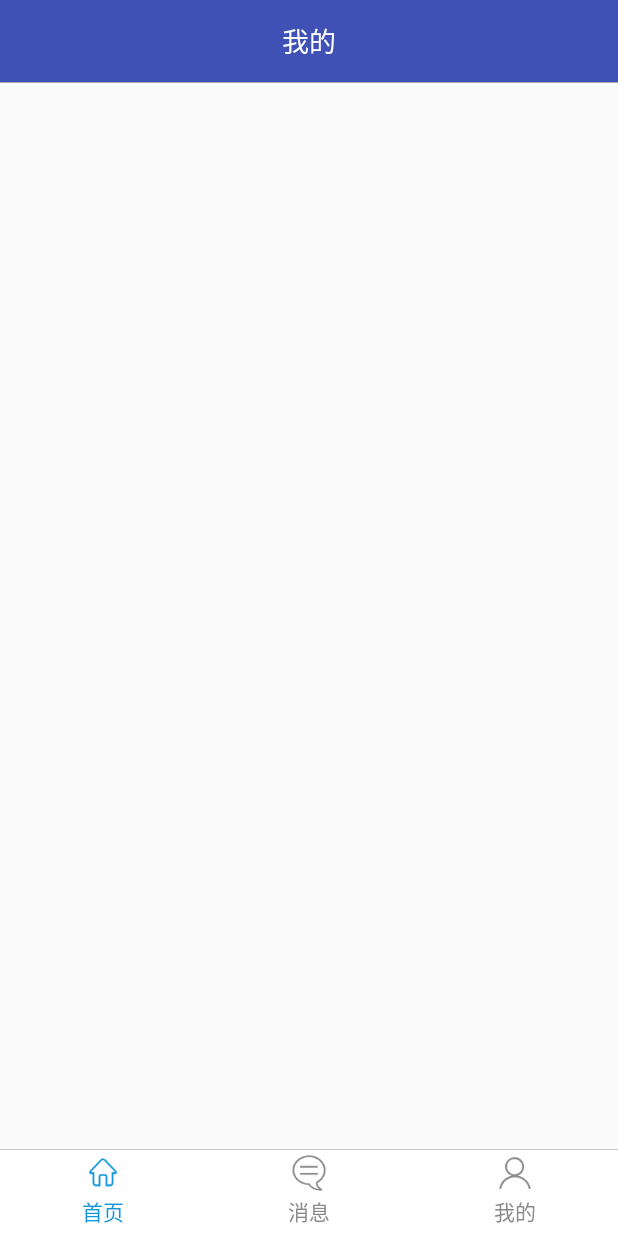
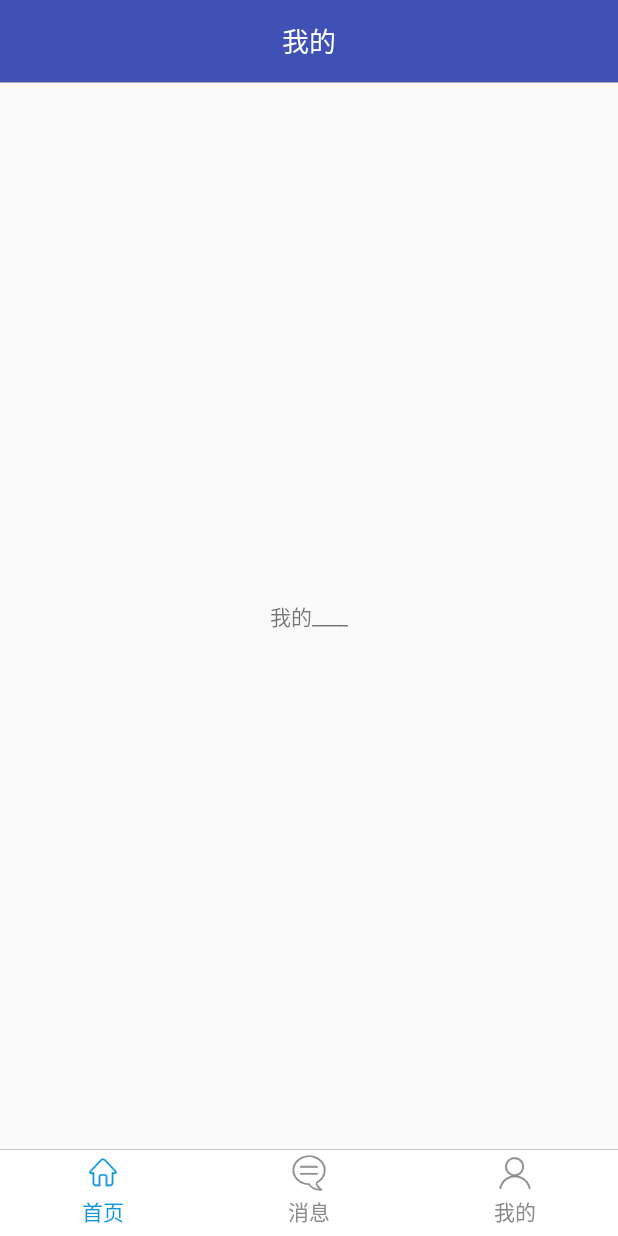
Before and after one commit to lushuaiyuan/NineTingApp, an Android app: the fragment MineFragment placed in its activity, on a phone screen of 412 x 824 dp. Run offline under Robolectric (Android 15) with nearby library versions, the phone set to English and light mode, and no system bars; our stand-ins replace ButterKnife, EventBus; libraries missing offline, so code that uses them is left out: com.jaeger.library, com.scwang.smartrefresh, com.tencent.bugly, com.tencent.tinker; 2 statements that could not run were skipped.

```diff
--- a/app/src/main/java/com/zzti/lsy/ninetingapp/App.java
+++ b/app/src/main/java/com/zzti/lsy/ninetingapp/App.java
@@ -1,6 +1,5 @@
 package com.zzti.lsy.ninetingapp;
 
-import android.app.Application;
 import android.content.Context;
 
 import com.scwang.smartrefresh.layout.SmartRefreshLayout;
--- a/app/src/main/res/layout/fragment_home.xml
+++ b/app/src/main/res/layout/fragment_home.xml
@@ -9,8 +9,12 @@
     <LinearLayout
         android:layout_width="match_parent"
         android:layout_height="match_parent"
+        android:gravity="center"
         android:orientation="vertical">
-
+        <TextView
+            android:text="首页____"
+            android:layout_width="wrap_content"
+            android:layout_height="wrap_content" />
 
     </LinearLayout>
 </LinearLayout>
--- a/app/src/main/res/layout/fragment_mine.xml
+++ b/app/src/main/res/layout/fragment_mine.xml
@@ -9,5 +9,12 @@
     <LinearLayout
         android:layout_width="match_parent"
         android:layout_height="match_parent"
-        android:orientation="vertical"></LinearLayout>
+        android:gravity="center"
+        android:orientation="vertical">
+
+        <TextView
+            android:layout_width="wrap_content"
+            android:layout_height="wrap_content"
+            android:text="我的____" />
+    </LinearLayout>
 </LinearLayout>
```
Also changed, not shown: app/build.gradle (+20 -3 lines), app/src/main/java/com/zzti/lsy/ninetingapp/utils/SampleApplicationLike.java (+7 -1 lines), app/src/main/res/layout/fragment_task.xml (+7 -1 lines), app/tinker-support.gradle (+5 -2 lines), 2 other files.
